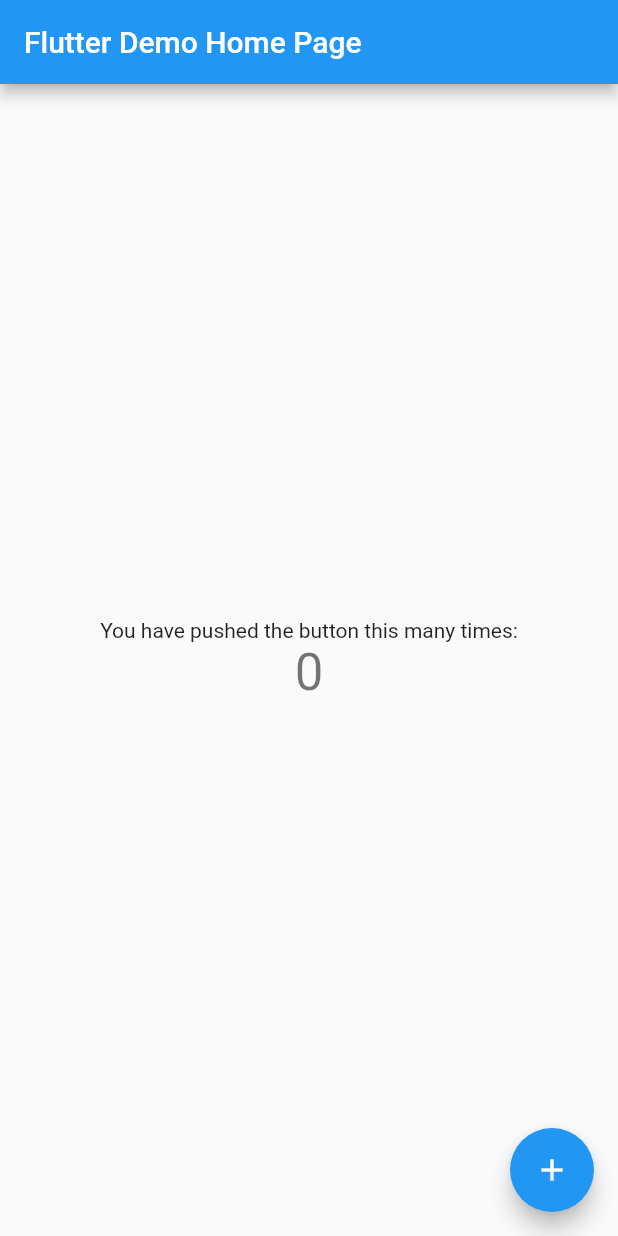
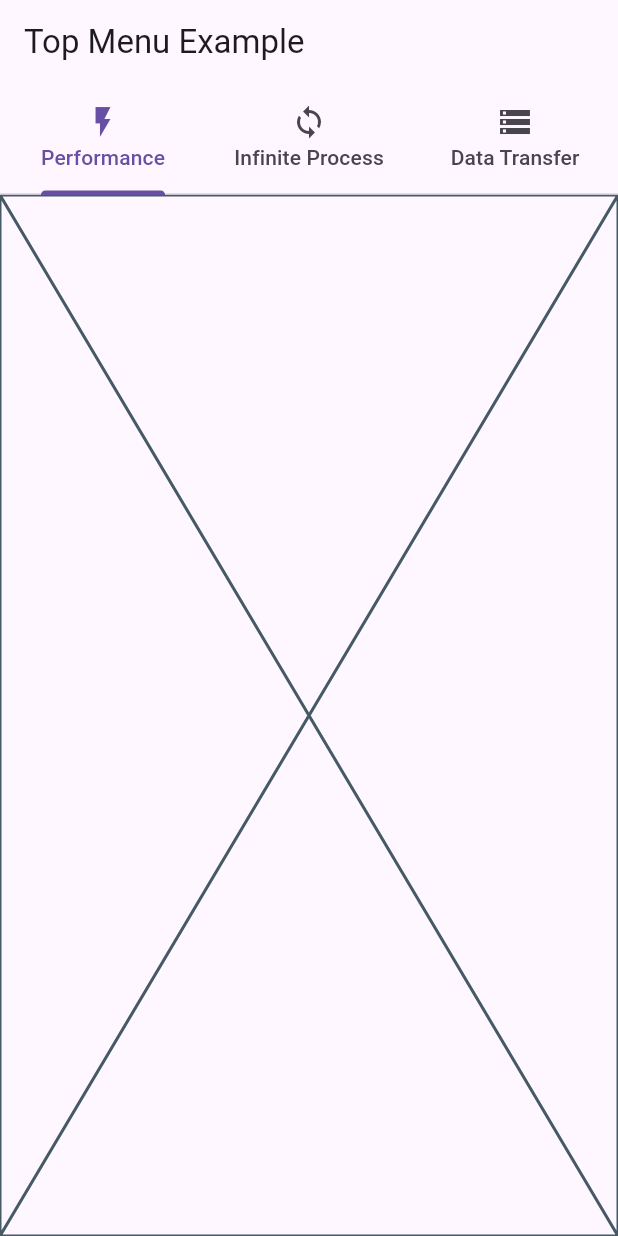
Before and after one commit to SmitModi91/flutter_tab_topmenubar, a Flutter app: the screen it shows after launch, on a phone screen of 412 x 824 dp. Run offline on Flutter 3.47's test engine with Material 2 defaults, Android fonts, the phone set to English and light mode, and no system bars.

Commit message:
Added top bar menu example

```diff
--- a/lib/main.dart
+++ b/lib/main.dart
@@ -1,115 +1,53 @@
 import 'package:flutter/material.dart';
+import 'infinite_process_page.dart';
+import 'performance_page.dart';
+import 'data_transfer_page.dart';
 
 void main() {
-  runApp(const MyApp());
+  runApp(
+    const MaterialApp(
+      home: HomePage(),
+    ),
+  );
 }
+class HomePage extends StatelessWidget {
+  const HomePage({super.key});
 
-class MyApp extends StatelessWidget {
-  const MyApp({super.key});
-
-  // This widget is the root of your application.
   @override
   Widget build(BuildContext context) {
     return MaterialApp(
-      title: 'Flutter Demo',
-      theme: ThemeData(
-        // This is the theme of your application.
-        //
-        // Try running your application with "flutter run". You'll see the
-        // application has a blue toolbar. Then, without quitting the app, try
-        // changing the primarySwatch below to Colors.green and then invoke
-        // "hot reload" (press "r" in the console where you ran "flutter run",
-        // or simply save your changes to "hot reload" in a Flutter IDE).
-        // Notice that the counter didn't reset back to zero; the application
-        // is not restarted.
-        primarySwatch: Colors.blue,
+      theme: ThemeData.light(useMaterial3: true),
+      home: DefaultTabController(
+        length: 3,
+        child: Scaffold(
+          appBar: AppBar(
+            bottom: const TabBar(
+              tabs: [
+                Tab(
+                  icon: Icon(Icons.flash_on),
+                  text: 'Performance',
+                ),
+                Tab(
+                  icon: Icon(Icons.sync),
+                  text: 'Infinite Process',
+                ),
+                Tab(
+                  icon: Icon(Icons.storage),
+                  text: 'Data Transfer',
+                ),
+              ],
+            ),
+            title: const Text('Top Menu Example'),
+          ),
+          body: const TabBarView(
+            children: [
+              PerformancePage(),
+              InfiniteProcessPageStarter(),
+              DataTransferPageStarter(),
+            ],
+          ),
+        ),
       ),
-      home: const MyHomePage(title: 'Flutter Demo Home Page'),
     );
   }
 }
-
-class MyHomePage extends StatefulWidget {
-  const MyHomePage({super.key, required this.title});
-
-  // This widget is the home page of your application. It is stateful, meaning
-  // that it has a State object (defined below) that contains fields that affect
-  // how it looks.
-
-  // This class is the configuration for the state. It holds the values (in this
-  // case the title) provided by the parent (in this case the App widget) and
-  // used by the build method of the State. Fields in a Widget subclass are
-  // always marked "final".
-
-  final String title;
-
-  @override
-  State<MyHomePage> createState() => _MyHomePageState();
-}
-
-class _MyHomePageState extends State<MyHomePage> {
-  int _counter = 0;
-
-  void _incrementCounter() {
-    setState(() {
-      // This call to setState tells the Flutter framework that something has
-      // changed in this State, which causes it to rerun the build method below
-      // so that the display can reflect the updated values. If we changed
-      // _counter without calling setState(), then the build method would not be
-      // called again, and so nothing would appear to happen.
-      _counter++;
-    });
-  }
-
-  @override
-  Widget build(BuildContext context) {
-    // This method is rerun every time setState is called, for instance as done
-    // by the _incrementCounter method above.
-    //
-    // The Flutter framework has been optimized to make rerunning build methods
-    // fast, so that you can just rebuild anything that needs updating rather
-    // than having to individually change instances of widgets.
-    return Scaffold(
-      appBar: AppBar(
-        // Here we take the value from the MyHomePage object that was created by
-        // the App.build method, and use it to set our appbar title.
-        title: Text(widget.title),
-      ),
-      body: Center(
-        // Center is a layout widget. It takes a single child and positions it
-        // in the middle of the parent.
-        child: Column(
-          // Column is also a layout widget. It takes a list of children and
-          // arranges them vertically. By default, it sizes itself to fit its
-          // children horizontally, and tries to be as tall as its parent.
-          //
-          // Invoke "debug painting" (press "p" in the console, choose the
-          // "Toggle Debug Paint" action from the Flutter Inspector in Android
-          // Studio, or the "Toggle Debug Paint" command in Visual Studio Code)
-          // to see the wireframe for each widget.
-          //
-          // Column has various properties to control how it sizes itself and
-          // how it positions its children. Here we use mainAxisAlignment to
-          // center the children vertically; the main axis here is the vertical
-          // axis because Columns are vertical (the cross axis would be
-          // horizontal).
-          mainAxisAlignment: MainAxisAlignment.center,
-          children: <Widget>[
-            const Text(
-              'You have pushed the button this many times:',
-            ),
-            Text(
-              '$_counter',
-              style: Theme.of(context).textTheme.headline4,
-            ),
-          ],
-        ),
-      ),
-      floatingActionButton: FloatingActionButton(
-        onPressed: _incrementCounter,
-        tooltip: 'Increment',
-        child: const Icon(Icons.add),
-      ), // This trailing comma makes auto-formatting nicer for build methods.
-    );
-  }
-}
--- /dev/null
+++ b/lib/performance_page.dart
@@ -0,0 +1,10 @@
+import 'package:flutter/material.dart';
+
+class PerformancePage extends StatelessWidget {
+  const PerformancePage({Key? key}) : super(key: key);
+
+  @override
+  Widget build(BuildContext context) {
+    return const Placeholder();
+  }
+}
```
Also changed, not shown: lib/data_transfer_page.dart (added, +13 -0 lines), lib/infinite_process_page.dart (added, +10 -0 lines), pubspec.lock, 4 other files.
